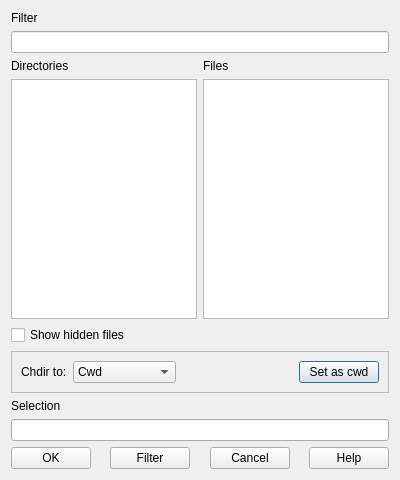
This is src/qtgui/fileselectiondialog.ui in mariusal/grace as Qt 5 draws it before an edit. The edited form follows.
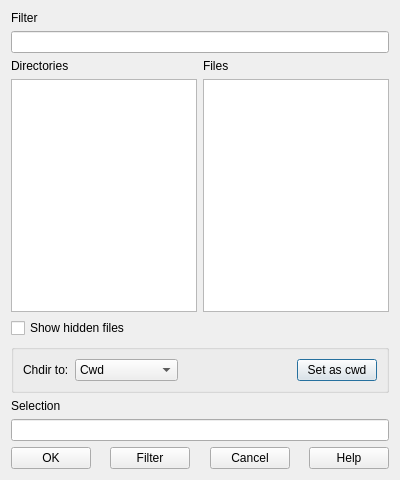
This is the edited form.

Commit message: Playing with QFileSystemModel

The edit to the form file:
```diff
--- a/src/qtgui/fileselectiondialog.ui
+++ b/src/qtgui/fileselectiondialog.ui
@@ -68,12 +68,9 @@
     </widget>
    </item>
    <item>
-    <widget class="QFrame" name="frame">
-     <property name="frameShape">
-      <enum>QFrame::StyledPanel</enum>
-     </property>
-     <property name="frameShadow">
-      <enum>QFrame::Plain</enum>
+    <widget class="QGroupBox" name="groupBox">
+     <property name="title">
+      <string/>
      </property>
      <layout class="QHBoxLayout" name="horizontalLayout_2">
       <item>
@@ -114,7 +111,7 @@
         </property>
         <property name="sizeHint" stdset="0">
          <size>
-          <width>267</width>
+          <width>125</width>
           <height>20</height>
          </size>
         </property>
```
Left out of the diff: 4 changed lines with no effect on the pictures. The commit also changes 2 other files.
